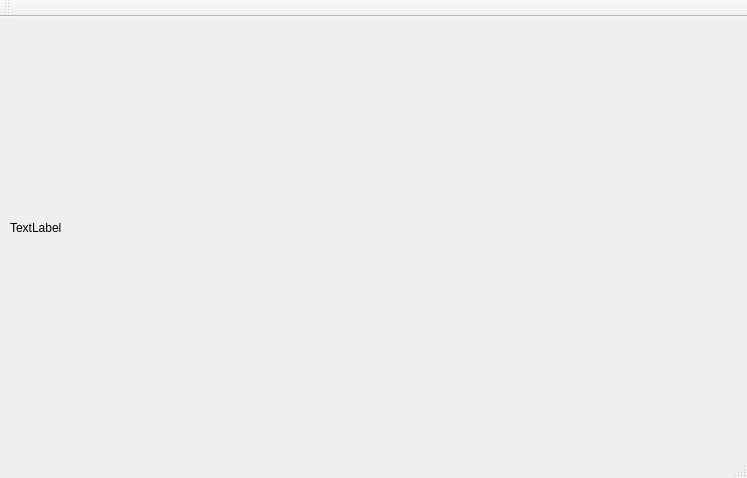
walker1239/LP-3, file observer/mainwindow.ui: the form before one commit.
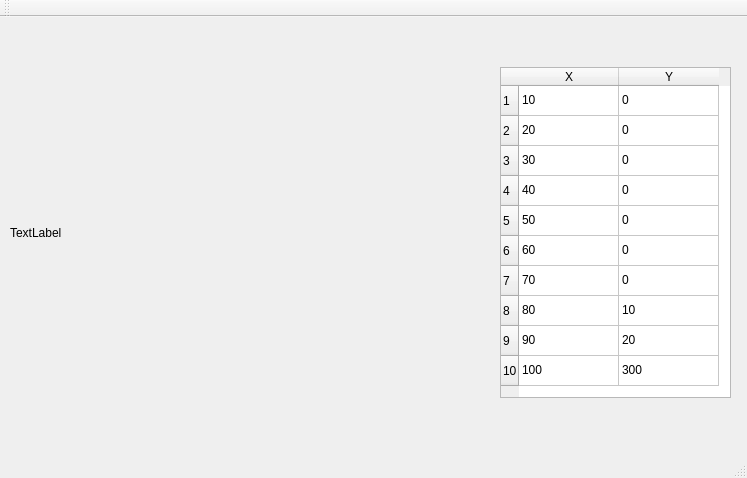
The form after the commit.

```diff
--- a/observer/mainwindow.ui
+++ b/observer/mainwindow.ui
@@ -18,15 +18,185 @@
     <property name="geometry">
      <rect>
       <x>10</x>
-      <y>20</y>
-      <width>671</width>
-      <height>381</height>
+      <y>10</y>
+      <width>471</width>
+      <height>411</height>
      </rect>
     </property>
     <property name="text">
      <string>TextLabel</string>
     </property>
    </widget>
+   <widget class="QTableWidget" name="tableWidget">
+    <property name="geometry">
+     <rect>
+      <x>500</x>
+      <y>50</y>
+      <width>231</width>
+      <height>331</height>
+     </rect>
+    </property>
+    <row>
+     <property name="text">
+      <string>1</string>
+     </property>
+    </row>
+    <row>
+     <property name="text">
+      <string>2</string>
+     </property>
+    </row>
+    <row>
+     <property name="text">
+      <string>3</string>
+     </property>
+    </row>
+    <row>
+     <property name="text">
+      <string>4</string>
+     </property>
+    </row>
+    <row>
+     <property name="text">
+      <string>5</string>
+     </property>
+    </row>
+    <row>
+     <property name="text">
+      <string>6</string>
+     </property>
+    </row>
+    <row>
+     <property name="text">
+      <string>7</string>
+     </property>
+    </row>
+    <row>
+     <property name="text">
+      <string>8</string>
+     </property>
+    </row>
+    <row>
+     <property name="text">
+      <string>9</string>
+     </property>
+    </row>
+    <row>
+     <property name="text">
+      <string>10</string>
+     </property>
+    </row>
+    <column>
+     <property name="text">
+      <string>X</string>
+     </property>
+    </column>
+    <column>
+     <property name="text">
+      <string>Y</string>
+     </property>
+    </column>
+    <item row="0" column="0">
+     <property name="text">
+      <string>10</string>
+     </property>
+    </item>
+    <item row="0" column="1">
+     <property name="text">
+      <string>0</string>
+     </property>
+    </item>
+    <item row="1" column="0">
+     <property name="text">
+      <string>20</string>
+     </property>
+    </item>
+    <item row="1" column="1">
+     <property name="text">
+      <string>0</string>
+     </property>
+    </item>
+    <item row="2" column="0">
+     <property name="text">
+      <string>30</string>
+     </property>
+    </item>
+    <item row="2" column="1">
+     <property name="text">
+      <string>0</string>
+     </property>
+    </item>
+    <item row="3" column="0">
+     <property name="text">
+      <string>40</string>
+     </property>
+    </item>
+    <item row="3" column="1">
+     <property name="text">
+      <string>0</string>
+     </property>
+    </item>
+    <item row="4" column="0">
+     <property name="text">
+      <string>50</string>
+     </property>
+    </item>
+    <item row="4" column="1">
+     <property name="text">
+      <string>0</string>
+     </property>
+    </item>
+    <item row="5" column="0">
+     <property name="text">
+      <string>60</string>
+     </property>
+    </item>
+    <item row="5" column="1">
+     <property name="text">
+      <string>0</string>
+     </property>
+    </item>
+    <item row="6" column="0">
+     <property name="text">
+      <string>70</string>
+     </property>
+    </item>
+    <item row="6" column="1">
+     <property name="text">
+      <string>0</string>
+     </property>
+    </item>
+    <item row="7" column="0">
+     <property name="text">
+      <string>80</string>
+     </property>
+    </item>
+    <item row="7" column="1">
+     <property name="text">
+      <string>10</string>
+     </property>
+    </item>
+    <item row="8" column="0">
+     <property name="text">
+      <string>90</string>
+     </property>
+    </item>
+    <item row="8" column="1">
+     <property name="text">
+      <string>20</string>
+     </property>
+    </item>
+    <item row="9" column="0">
+     <property name="text">
+      <string>100</string>
+     </property>
+    </item>
+    <item row="9" column="1">
+     <property name="text">
+      <string>300</string>
+     </property>
+    </item>
+   </widget>
   </widget>
   <widget class="QMenuBar" name="menuBar">
    <property name="geometry">
```
